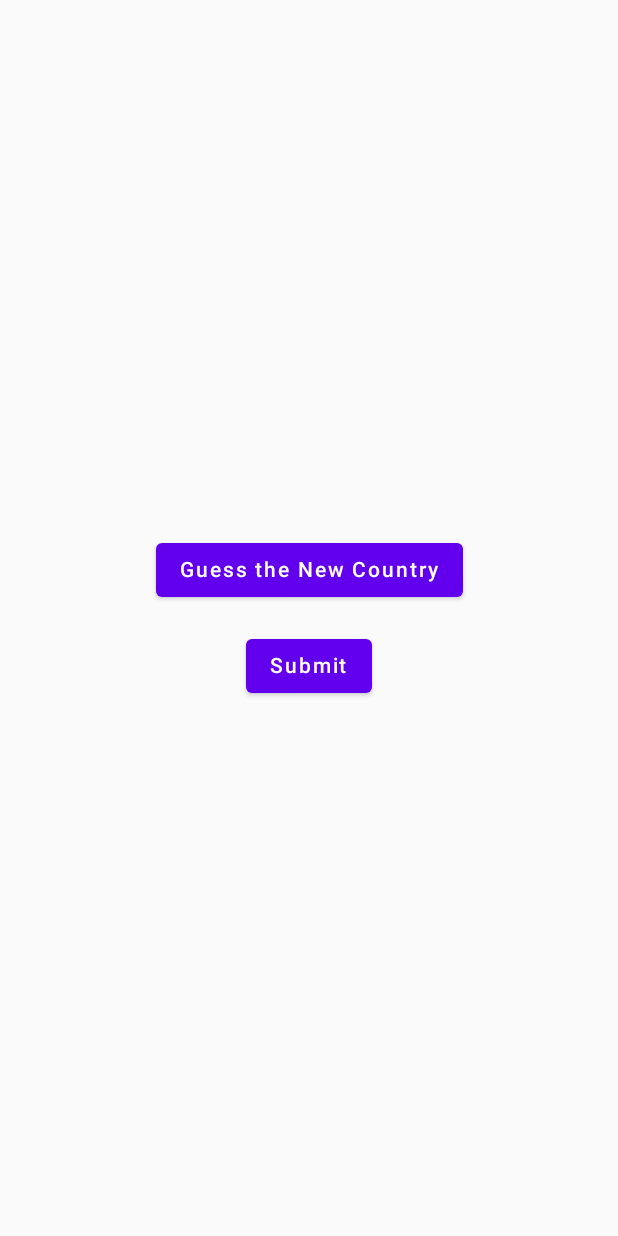
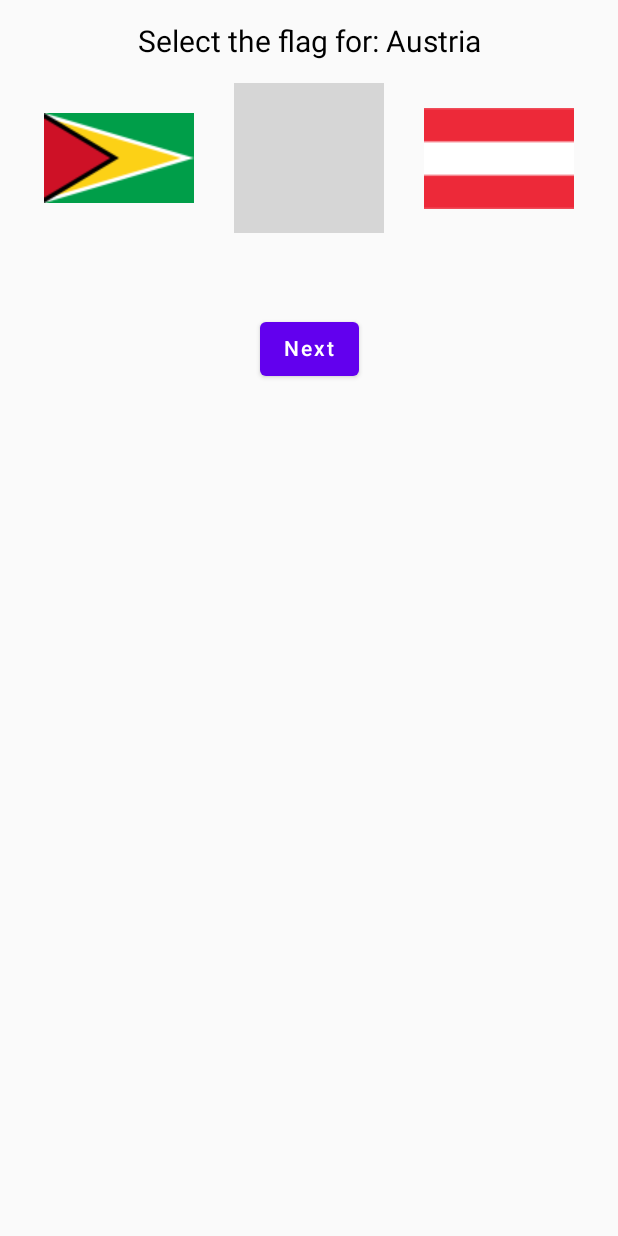
Before and after one commit to AbdulBasitKnights/GuessFlagCompose, an Android app built with Jetpack Compose: the GuessCountryActivity screen opened directly, with no data from a screen before it, on a phone screen of 412 x 824 dp. Run offline under Robolectric (Android 15) with nearby library versions, the phone set to English and light mode, and no system bars; grey boxes are pictures that could not be loaded.

Commit message:
flag activity done

```diff
--- a/app/src/main/java/com/question/assignment/ui/activity/GuessCountryActivity.kt
+++ b/app/src/main/java/com/question/assignment/ui/activity/GuessCountryActivity.kt
@@ -1,13 +1,21 @@
 package com.question.assignment.ui.activity
 
+import android.content.Context
 import android.os.Bundle
 import androidx.activity.ComponentActivity
 import androidx.activity.compose.setContent
 import androidx.activity.enableEdgeToEdge
+import androidx.compose.foundation.Image
+import androidx.compose.foundation.clickable
 import androidx.compose.foundation.layout.Arrangement
 import androidx.compose.foundation.layout.Column
+import androidx.compose.foundation.layout.Row
+import androidx.compose.foundation.layout.Spacer
 import androidx.compose.foundation.layout.fillMaxSize
-import androidx.compose.foundation.text.BasicTextField
+import androidx.compose.foundation.layout.fillMaxWidth
+import androidx.compose.foundation.layout.height
+import androidx.compose.foundation.layout.padding
+import androidx.compose.foundation.layout.size
 import androidx.compose.material.Button
 import androidx.compose.material.Text
 import androidx.compose.runtime.Composable
@@ -19,9 +27,16 @@ import androidx.compose.runtime.remember
 import androidx.compose.runtime.setValue
 import androidx.compose.ui.Alignment
 import androidx.compose.ui.Modifier
+import androidx.compose.ui.graphics.Color
 import androidx.compose.ui.platform.LocalContext
+import androidx.compose.ui.res.painterResource
+import androidx.compose.ui.tooling.preview.Preview
+import androidx.compose.ui.unit.dp
+import androidx.compose.ui.unit.sp
 import androidx.lifecycle.viewmodel.compose.viewModel
 import com.question.assignment.presentation.common.CountryViewModel
+import com.question.assignment.ui.model.Country
+import java.util.Locale
 
 class GuessCountryActivity : ComponentActivity() {
     override fun onCreate(savedInstanceState: Bundle?) {
@@ -32,34 +47,107 @@ class GuessCountryActivity : ComponentActivity() {
         }
 
     }
+
     @Composable
     fun GuessCountryScreen() {
         val viewModel: CountryViewModel = viewModel()
-        val context = LocalContext.current
         val countries by viewModel.countries.collectAsState()
+        var currentFlags by remember { mutableStateOf(emptyList<Country>()) }
+        var correctCountry by remember { mutableStateOf<Country?>(null) }
+        var resultMessage by remember { mutableStateOf("") }
+        var resultColor by remember { mutableStateOf(Color.Transparent) }
 
+        // Function to set new random flags and correct country
+        fun setNewRound() {
+            val randomCountries = countries.shuffled().take(3)
+            currentFlags = randomCountries
+            correctCountry = randomCountries.random()
+            resultMessage = ""
+            resultColor = Color.Transparent
+        }
+
+        // Initialize flags on first load
+        LaunchedEffect(countries) {
+            if (countries.isNotEmpty() && currentFlags.isEmpty()) {
+                setNewRound()
+            }
+        }
+
+        if (countries.isNotEmpty()) {
+            Column(
+                modifier = Modifier
+                    .fillMaxWidth()
+                    .padding(16.dp),
+                horizontalAlignment = Alignment.CenterHorizontally,
+                verticalArrangement = Arrangement.Top
+            ) {
+                correctCountry?.let {
+                    Text(text = "Select the flag for: ${it.name}", fontSize = 20.sp)
+                }
+
+                Spacer(modifier = Modifier.height(16.dp))
+
+                Row(
+                    modifier = Modifier.fillMaxWidth(),
+                    horizontalArrangement = Arrangement.SpaceAround
+                ) {
+                    currentFlags.forEach { country ->
+                        Image(
+                            painter = painterResource(
+                                id = getDrawableResId(
+                                    LocalContext.current,
+                                    country.code
+                                )
+                            ),
+                            contentDescription = country.name,
+                            modifier = Modifier
+                                .size(100.dp)
+                                .clickable {
+                                    if (country == correctCountry) {
+                                        resultMessage = "CORRECT!"
+                                        resultColor = Color.Green
+                                    } else {
+                                        resultMessage = "WRONG!"
+                                        resultColor = Color.Red
+                                    }
+                                }
+                        )
+                    }
+                }
+
+                Spacer(modifier = Modifier.height(16.dp))
+
+                Text(text = resultMessage, color = resultColor, fontSize = 18.sp)
+
+                Spacer(modifier = Modifier.height(16.dp))
+
+                Button(onClick = { setNewRound() }) {
+                    Text("Next")
+                }
+            }
+        } else {
             Column(
                 modifier = Modifier.fillMaxSize(),
                 horizontalAlignment = Alignment.CenterHorizontally,
                 verticalArrangement = Arrangement.Center
             ) {
-            Button(onClick = { }) {
-                Text("Guess the New Country")
-            }
-            if (countries.isNotEmpty()) {
-                var selectedCountry by remember { mutableStateOf("") }
-
-                BasicTextField(
-                    value = selectedCountry,
-                    onValueChange = { selectedCountry = it }
-                )
-
-                Button(onClick = { /* Submit answer */ }) {
-                    Text("Submit")
+                Text("Loading...")
             }
         }
     }
 
+    @Composable
+    fun getDrawableResId(context: Context, countryCode: String): Int {
+        return context.resources.getIdentifier(
+            countryCode.lowercase(Locale.ROOT),
+            "drawable",
+            context.packageName
+        )
     }
 
+    @Preview(showBackground = true)
+    @Composable
+    fun PreviewGuessCountryScreen() {
+        GuessCountryScreen()
     }
+}
--- a/app/src/main/java/com/question/assignment/ui/activity/GuessFlagActivity.kt
+++ b/app/src/main/java/com/question/assignment/ui/activity/GuessFlagActivity.kt
@@ -158,7 +158,13 @@ class GuessFlagActivity : ComponentActivity() {
                 }
             }
         } else {
-//            Text("Loading...", modifier = Modifier.align(Alignment.CenterVertically))
+            Column(
+                modifier = Modifier.fillMaxSize(),
+                horizontalAlignment = Alignment.CenterHorizontally,
+                verticalArrangement = Arrangement.Center
+            ) {
+                Text("Loading...")
+            }
         }
     }
 
```
Lines whose indentation alone changed are shown as unchanged.
